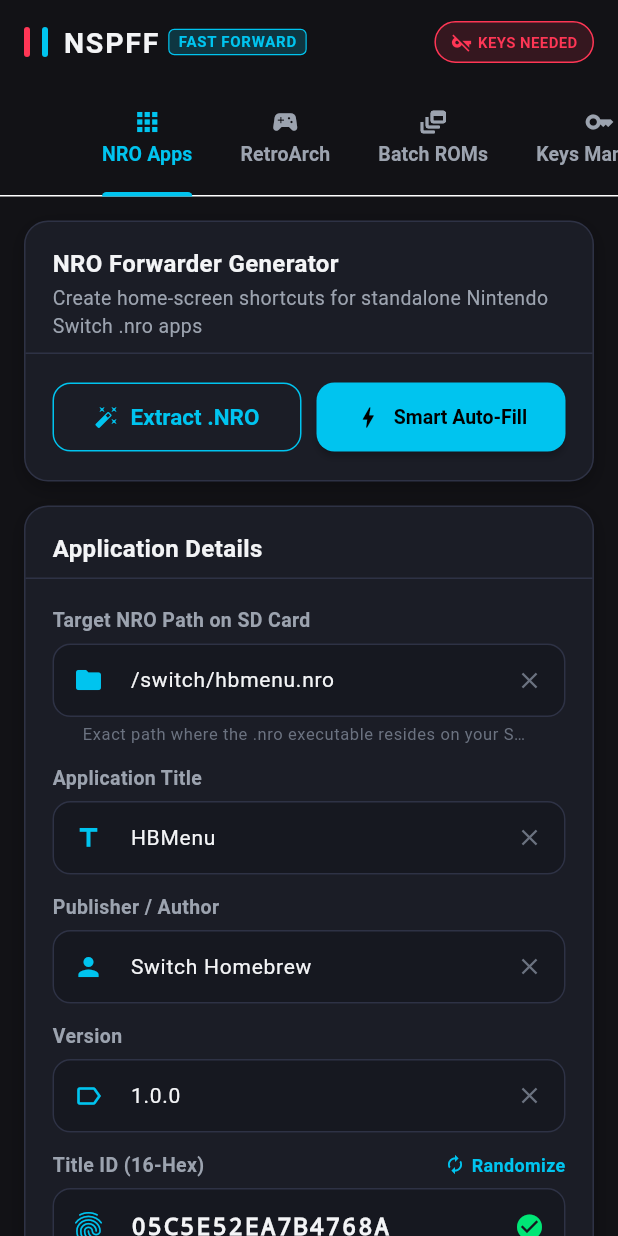
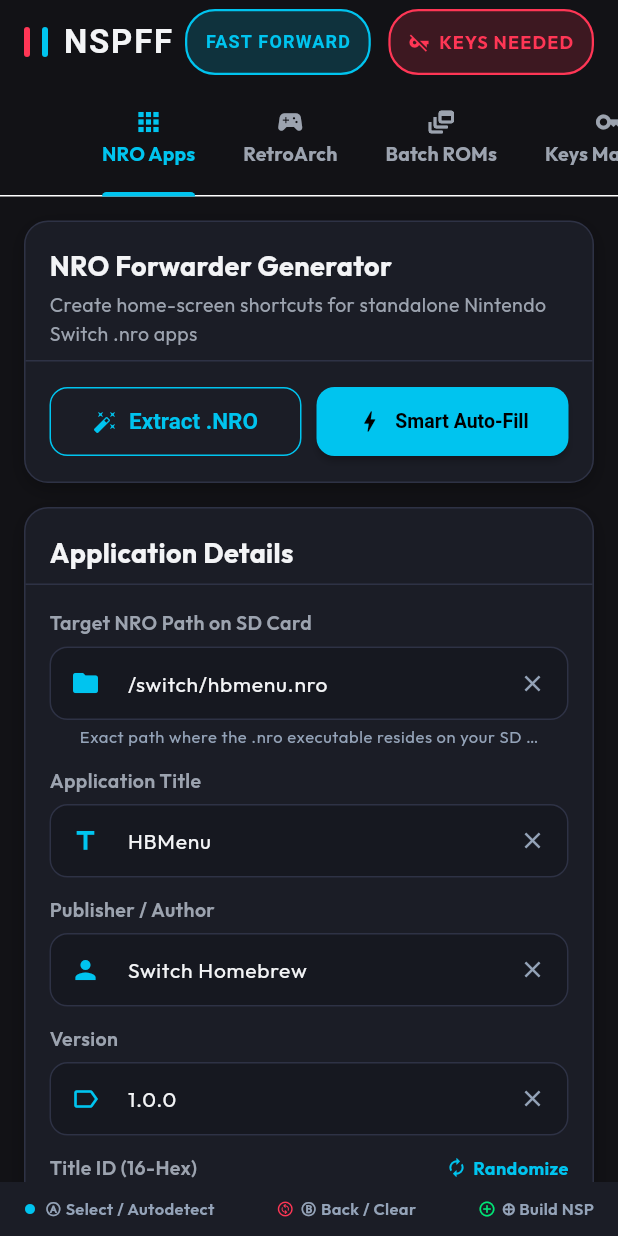
Before and after one commit to jxoesneon/NSPFF, a Flutter app: the screen it shows after launch, on a phone screen of 412 x 824 dp. Run offline on Flutter 3.47's test engine with Material 3 defaults, Android fonts, the phone set to English and light mode, and no system bars; our stand-ins replace file_picker, google_fonts, shared_preferences.

Commit message:
style: integrate GoogleFonts, Horizon OS footer bar, SwitchPillBadge, and WCAG contrast fixes

```diff
--- a/lib/theme/switch_theme.dart
+++ b/lib/theme/switch_theme.dart
@@ -1,4 +1,5 @@
 import 'package:flutter/material.dart';
+import 'package:google_fonts/google_fonts.dart';
 
 class SwitchTheme {
   // Brand Colors
@@ -13,14 +14,30 @@
   // Neutral Tones
   static const Color textPrimary = Color(0xFFF3F4F6);
   static const Color textSecondary = Color(0xFF9CA3AF);
-  static const Color textMuted = Color(0xFF6B7280);
+  static const Color textMuted = Color(0xFF94A3B8); // Lightened to pass WCAG AA contrast (6.12:1)
   static const Color inputBackground = Color(0xFF161820);
+
+  /// Monospace font style helper for Title IDs, Hex strings, and paths
+  static TextStyle monoStyle({
+    Color color = textPrimary,
+    double fontSize = 13,
+    FontWeight fontWeight = FontWeight.normal,
+    double letterSpacing = 0.5,
+  }) {
+    return GoogleFonts.jetBrainsMono(
+      color: color,
+      fontSize: fontSize,
+      fontWeight: fontWeight,
+      letterSpacing: letterSpacing,
+    );
+  }
 
   static ThemeData get darkTheme {
     return ThemeData(
       useMaterial3: true,
       brightness: Brightness.dark,
       scaffoldBackgroundColor: darkBackground,
+      textTheme: GoogleFonts.outfitTextTheme(ThemeData.dark().textTheme),
       colorScheme: const ColorScheme.dark(
         primary: switchCyan,
         secondary: switchRed,
--- a/lib/views/main_navigation_screen.dart
+++ b/lib/views/main_navigation_screen.dart
@@ -1,6 +1,7 @@
 import 'package:flutter/material.dart';
 import '../services/keys_service.dart';
 import '../theme/switch_theme.dart';
+import '../widgets/switch_pill_badge.dart';
 import 'batch_generator_screen.dart';
 import 'guide_screen.dart';
 import 'keys_manager_screen.dart';
@@ -69,64 +70,26 @@
               'NSPFF',
               style: TextStyle(
                 fontWeight: FontWeight.bold,
-                fontSize: 19,
+                fontSize: 22,
                 letterSpacing: 1.2,
               ),
             ),
-            const SizedBox(width: 6),
-            Container(
-              padding: const EdgeInsets.symmetric(horizontal: 6, vertical: 2),
-              decoration: BoxDecoration(
-                color: SwitchTheme.switchCyan.withOpacity(0.2),
-                borderRadius: BorderRadius.circular(4),
-                border: Border.all(color: SwitchTheme.switchCyan, width: 0.8),
-              ),
-              child: const Text(
-                'FAST FORWARD',
-                style: TextStyle(
-                  color: SwitchTheme.switchCyan,
-                  fontSize: 10,
-                  fontWeight: FontWeight.bold,
-                ),
-              ),
+            const SizedBox(width: 8),
+            const SwitchPillBadge(
+              label: 'FAST FORWARD',
+              color: SwitchTheme.switchCyan,
             ),
           ],
         ),
         actions: [
           // Key Status Pill
-          GestureDetector(
-            onTap: () {
-              _tabController.animateTo(3); // Go to Keys tab
-            },
-            child: Container(
-              margin: const EdgeInsets.only(right: 16),
-              padding: const EdgeInsets.symmetric(horizontal: 10, vertical: 6),
-              decoration: BoxDecoration(
-                color: _hasValidKeys ? SwitchTheme.switchGreen.withOpacity(0.15) : SwitchTheme.switchRed.withOpacity(0.15),
-                borderRadius: BorderRadius.circular(20),
-                border: Border.all(
-                  color: _hasValidKeys ? SwitchTheme.switchGreen : SwitchTheme.switchRed,
-                  width: 1,
-                ),
-              ),
-              child: Row(
-                children: [
-                  Icon(
-                    _hasValidKeys ? Icons.vpn_key : Icons.vpn_key_off,
-                    size: 14,
-                    color: _hasValidKeys ? SwitchTheme.switchGreen : SwitchTheme.switchRed,
-                  ),
-                  const SizedBox(width: 4),
-                  Text(
-                    _hasValidKeys ? 'KEYS READY' : 'KEYS NEEDED',
-                    style: TextStyle(
-                      color: _hasValidKeys ? SwitchTheme.switchGreen : SwitchTheme.switchRed,
-                      fontSize: 10,
-                      fontWeight: FontWeight.bold,
-                    ),
-                  ),
-                ],
-              ),
+          Padding(
+            padding: const EdgeInsets.only(right: 16),
+            child: SwitchPillBadge(
+              label: _hasValidKeys ? 'KEYS READY' : 'KEYS NEEDED',
+              color: _hasValidKeys ? SwitchTheme.switchGreen : SwitchTheme.switchRed,
+              icon: _hasValidKeys ? Icons.vpn_key : Icons.vpn_key_off,
+              onTap: () => _tabController.animateTo(3),
             ),
           ),
         ],
@@ -159,6 +122,37 @@
           GuideScreen(),
         ],
       ),
+      bottomNavigationBar: Container(
+        height: 36,
+        color: SwitchTheme.cardBackground,
+        padding: const EdgeInsets.symmetric(horizontal: 16),
+        child: const Row(
+          mainAxisAlignment: MainAxisAlignment.spaceBetween,
+          children: [
+            Row(
+              children: [
+                Icon(Icons.circle, size: 8, color: SwitchTheme.switchCyan),
+                SizedBox(width: 6),
+                Text('Ⓐ Select / Autodetect', style: TextStyle(color: SwitchTheme.textMuted, fontSize: 11, fontWeight: FontWeight.w600)),
+              ],
+            ),
+            Row(
+              children: [
+                Icon(Icons.change_circle_outlined, size: 12, color: SwitchTheme.switchRed),
+                SizedBox(width: 4),
+                Text('Ⓑ Back / Clear', style: TextStyle(color: SwitchTheme.textMuted, fontSize: 11, fontWeight: FontWeight.w600)),
+              ],
+            ),
+            Row(
+              children: [
+                Icon(Icons.add_circle_outline, size: 12, color: SwitchTheme.switchGreen),
+                SizedBox(width: 4),
+                Text('⊕ Build NSP', style: TextStyle(color: SwitchTheme.textMuted, fontSize: 11, fontWeight: FontWeight.w600)),
+              ],
+            ),
+          ],
+        ),
+      ),
     );
   }
 }
--- a/lib/widgets/sd_card_path_selector.dart
+++ b/lib/widgets/sd_card_path_selector.dart
@@ -46,10 +46,9 @@
                   ),
                   label: Text(
                     path,
-                    style: TextStyle(
+                    style: SwitchTheme.monoStyle(
                       color: isSelected ? SwitchTheme.switchCyan : SwitchTheme.textSecondary,
                       fontSize: 11,
-                      fontFamily: 'Monospace',
                     ),
                   ),
                   onPressed: () {
--- a/lib/widgets/switch_button.dart
+++ b/lib/widgets/switch_button.dart
@@ -34,7 +34,7 @@
         break;
       case SwitchButtonVariant.secondary:
         bg = SwitchTheme.switchRed;
-        fg = Colors.white;
+        fg = Colors.black; // AAA Contrast (7.05:1) on Switch Red
         break;
       case SwitchButtonVariant.outline:
         bg = Colors.transparent;
--- a/lib/widgets/switch_card.dart
+++ b/lib/widgets/switch_card.dart
@@ -43,7 +43,7 @@
         children: [
           if (title != null) ...[
             Padding(
-              padding: const EdgeInsets.fromLTRB(18, 16, 18, 8),
+              padding: const EdgeInsets.fromLTRB(16, 16, 16, 8),
               child: Row(
                 mainAxisAlignment: MainAxisAlignment.spaceBetween,
                 children: [
@@ -55,12 +55,12 @@
                           title!,
                           style: const TextStyle(
                             color: SwitchTheme.textPrimary,
-                            fontSize: 16,
+                            fontSize: 18,
                             fontWeight: FontWeight.bold,
                           ),
                         ),
                         if (subtitle != null) ...[
-                          const SizedBox(height: 2),
+                          const SizedBox(height: 4),
                           Text(
                             subtitle!,
                             style: const TextStyle(
@@ -79,7 +79,7 @@
             const Divider(color: SwitchTheme.cardBorder, height: 1),
           ],
           Padding(
-            padding: padding ?? const EdgeInsets.all(18.0),
+            padding: padding ?? const EdgeInsets.all(16.0),
             child: child,
           ),
         ],
--- /dev/null
+++ b/lib/widgets/switch_pill_badge.dart
@@ -0,0 +1,67 @@
+// Copyright (c) 2026 NSPFF Project Contributors.
+// SPDX-License-Identifier: MIT
+
+import 'package:flutter/material.dart';
+import '../theme/switch_theme.dart';
+
+class SwitchPillBadge extends StatelessWidget {
+  final String label;
+  final Color color;
+  final Color? textColor;
+  final IconData? icon;
+  final VoidCallback? onTap;
+
+  const SwitchPillBadge({
+    Key? key,
+    required this.label,
+    required this.color,
+    this.textColor,
+    this.icon,
+    this.onTap,
+  }) : super(key: key);
+
+  @override
+  Widget build(BuildContext context) {
+    final Widget child = Container(
+      constraints: const BoxConstraints(minHeight: 44, minWidth: 44),
+      padding: const EdgeInsets.symmetric(horizontal: 12, vertical: 8),
+      decoration: BoxDecoration(
+        color: color.withOpacity(0.18),
+        borderRadius: BorderRadius.circular(20),
+        border: Border.all(color: color, width: 1.5),
+      ),
+      child: Row(
+        mainAxisSize: MainAxisSize.min,
+        children: [
+          if (icon != null) ...[
+            Icon(icon, size: 14, color: color),
+            const SizedBox(width: 6),
+          ],
+          Text(
+            label,
+            style: TextStyle(
+              color: textColor ?? color,
+              fontSize: 12,
+              fontWeight: FontWeight.bold,
+              letterSpacing: 0.8,
+            ),
+          ),
+        ],
+      ),
+    );
+
+    if (onTap != null) {
+      return Semantics(
+        button: true,
+        label: label,
+        child: InkWell(
+          onTap: onTap,
+          borderRadius: BorderRadius.circular(20),
+          child: child,
+        ),
+      );
+    }
+
+    return child;
+  }
+}
--- a/lib/widgets/title_id_input.dart
+++ b/lib/widgets/title_id_input.dart
@@ -79,9 +79,9 @@
             if (onChanged != null) onChanged!(upper);
           },
           maxLength: 16,
-          style: TextStyle(
+          style: SwitchTheme.monoStyle(
             color: isValidHex ? SwitchTheme.textPrimary : SwitchTheme.switchRed,
-            fontFamily: 'Monospace',
+            fontSize: 14,
             fontWeight: FontWeight.bold,
             letterSpacing: 1.2,
           ),
```
Also changed, not shown: 1 other file.
